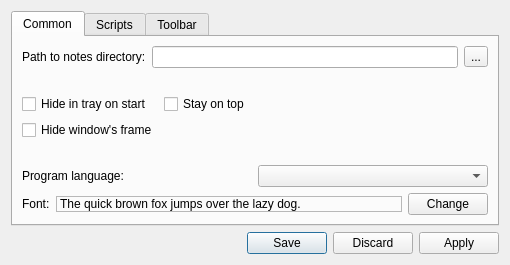
First picture: the form in configdialog.ui, repository proton/zNotes, before the edit.
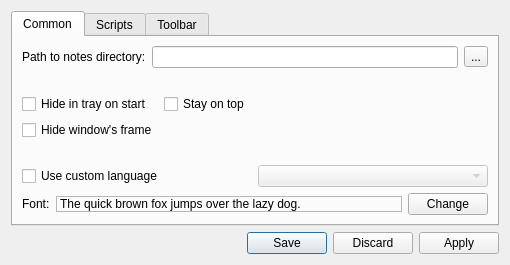
Second picture: the form after the edit. Icons and pictures are not drawn.

Commit message: Added ability to change application language

Patch:
```diff
--- a/configdialog.ui
+++ b/configdialog.ui
@@ -87,14 +87,21 @@
        <item>
         <layout class="QHBoxLayout" name="horizontalLayout_6">
          <item>
-          <widget class="QLabel" name="label_3">
+          <widget class="QCheckBox" name="cb_LanguageCustom">
            <property name="text">
-            <string>Program language:</string>
+            <string>Use custom language</string>
            </property>
           </widget>
          </item>
          <item>
-          <widget class="QComboBox" name="cmb_Language"/>
+          <widget class="QComboBox" name="cmb_Language">
+           <property name="enabled">
+            <bool>false</bool>
+           </property>
+           <property name="insertPolicy">
+            <enum>QComboBox::InsertAlphabetically</enum>
+           </property>
+          </widget>
          </item>
         </layout>
        </item>
```
Left out of the diff: 19 changed lines with no effect on the pictures. The commit also changes 5 other files.
